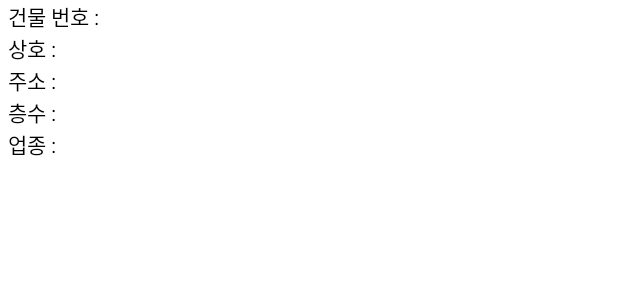
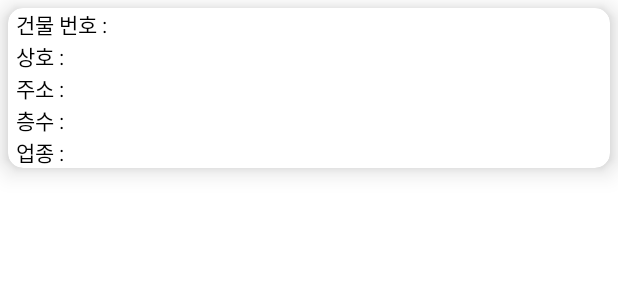
Before and after one commit to jsk41755/6st_Marketplace_operation_map, an Android app: the layout list_item.xml on its own in the app's theme, with its tools: preview values and no code run, on a phone screen of 412 x 824 dp. Shown: the top 300 px of the screen. Run offline under Robolectric (Android 15) with nearby library versions, the phone set to English and light mode, and no system bars.

Commit message:
ver.0.5.0 (카드뷰->클릭까지 성공)

```diff
--- a/app/build.gradle
+++ b/app/build.gradle
@@ -36,6 +36,7 @@ dependencies {
 
     implementation 'com.firebaseui:firebase-ui-database:7.1.1'
 
+
     annotationProcessor 'com.github.bumptech.glide:compiler:4.10.0'
     testImplementation 'junit:junit:4.12'
     androidTestImplementation 'androidx.test.ext:junit:1.1.2'
@@ -43,4 +44,5 @@ dependencies {
     androidTestImplementation 'androidx.test:runner:1.2.0'
     androidTestImplementation 'androidx.test.espresso:espresso-core:3.2.0'
 
+
 }
--- a/app/src/main/res/layout/list_item.xml
+++ b/app/src/main/res/layout/list_item.xml
@@ -4,6 +4,14 @@
     android:orientation="vertical"
     android:layout_width="match_parent"
     android:layout_height="match_parent">
+
+    <androidx.cardview.widget.CardView
+        app:cardElevation="10dp"
+        app:cardCornerRadius="10dp"
+        android:layout_margin="5dp"
+        app:cardBackgroundColor="#FFFFFF"
+        android:layout_width="match_parent"
+        android:layout_height="wrap_content">
 
     <LinearLayout
         android:layout_width="match_parent"
@@ -46,7 +54,9 @@
             android:text="업종 : "
             android:textColor="#000000" />
 
-    </LinearLayout>
+
+        </LinearLayout>
+    </androidx.cardview.widget.CardView>
 
 
 </LinearLayout>
```
Also changed, not shown: app/src/main/java/com/example/testtest/CustomAdapter.java (+8 -0 lines), app/src/main/java/com/example/testtest/ExampleItem.java (deleted, +0 -21 lines), app/src/main/java/com/example/testtest/MainActivity.java (+6 -5 lines).
